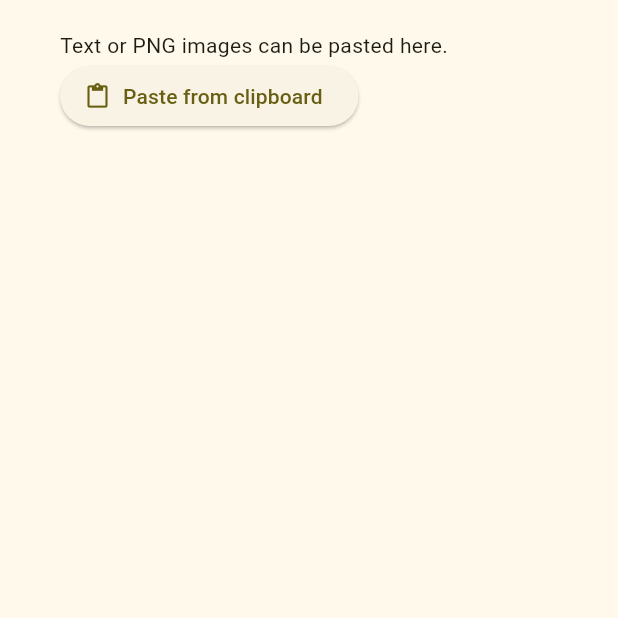
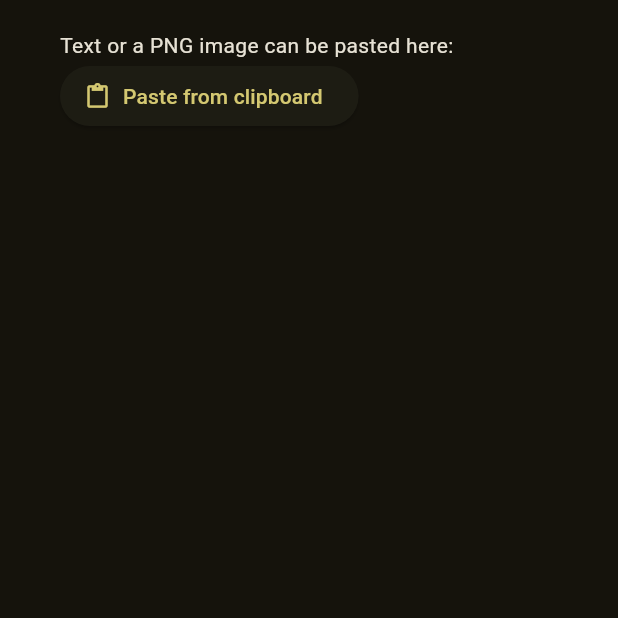
Before and after one commit to 0xCAF2/paster, a Flutter app: the screen it shows after launch, on a phone screen of 412 x 824 dp, the top half of it. Run offline on Flutter 3.47's test engine with Material 3 defaults, Android fonts, the phone set to English and light mode, and no system bars; our stand-ins replace flutter_hooks, hooks_riverpod, riverpod_annotation, shared_preferences, web; missing offline and left inert: dart:js_interop; generated files the repository leaves out were written again.

Commit message:
upgrade to 3.22 web app

```diff
--- a/lib/main.dart
+++ b/lib/main.dart
@@ -14,8 +14,11 @@ class MyApp extends StatelessWidget {
     return MaterialApp(
       title: 'Paster',
       theme: ThemeData(
-        colorScheme: ColorScheme.fromSeed(seedColor: Colors.yellow),
-        useMaterial3: true,
+        colorScheme: ColorScheme.fromSeed(
+          seedColor: Colors.yellow,
+          brightness: Brightness.dark,
+        ),
+        brightness: Brightness.dark,
       ),
       home: const Paster(),
     );
--- a/lib/paster.dart
+++ b/lib/paster.dart
@@ -21,11 +21,7 @@ class Paster extends HookConsumerWidget {
         child: Column(
           crossAxisAlignment: CrossAxisAlignment.start,
           children: [
-            const Text('Text or PNG images can be pasted here.'),
-            Expanded(
-              child: Row(
-                crossAxisAlignment: CrossAxisAlignment.start,
-                children: [
+            const Text('Text or a PNG image can be pasted here:'),
             ElevatedButton.icon(
               onPressed: !pasteState.value
                   ? () async {
@@ -51,7 +47,7 @@ class Paster extends HookConsumerWidget {
               icon: Icon(pasteState.value ? Icons.done : Icons.paste),
               label: const Text('Paste from clipboard'),
             ),
-                  const SizedBox(width: 16),
+            const SizedBox(height: 16),
             Expanded(
               child: items.when(
                 data: (data) => ListView(
@@ -66,9 +62,6 @@ class Paster extends HookConsumerWidget {
                 loading: () => const Center(
                   child: CircularProgressIndicator(),
                 ),
-                    ),
-                  ),
-                ],
               ),
             ),
           ],
```
Also changed, not shown: 8 other files. Lines whose indentation alone changed are shown as unchanged.
